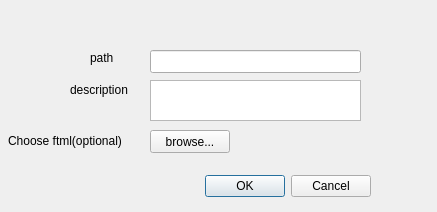
Old version of the form mslib/msui/ui/ui_add_project.ui in the repository Open-MSS/MSS.
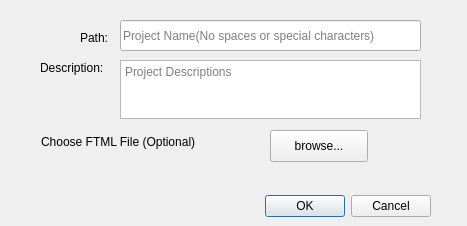
New version of the form.

Commit message: added placeholder text in add project dialog

```diff
--- a/mslib/msui/ui/ui_add_project.ui
+++ b/mslib/msui/ui/ui_add_project.ui
@@ -6,8 +6,8 @@
    <rect>
     <x>0</x>
     <y>0</y>
-    <width>437</width>
-    <height>212</height>
+    <width>467</width>
+    <height>226</height>
    </rect>
   </property>
   <property name="windowTitle">
@@ -16,9 +16,9 @@
   <widget class="QDialogButtonBox" name="buttonBox">
    <property name="geometry">
     <rect>
-     <x>70</x>
-     <y>170</y>
-     <width>301</width>
+     <x>260</x>
+     <y>190</y>
+     <width>171</width>
      <height>32</height>
     </rect>
    </property>
@@ -32,56 +32,49 @@
   <widget class="QLabel" name="label">
    <property name="geometry">
     <rect>
-     <x>90</x>
-     <y>50</y>
-     <width>59</width>
-     <height>15</height>
+     <x>80</x>
+     <y>30</y>
+     <width>32</width>
+     <height>16</height>
     </rect>
    </property>
    <property name="text">
-    <string>path</string>
-   </property>
-  </widget>
-  <widget class="QLabel" name="label_2">
-   <property name="geometry">
-    <rect>
-     <x>70</x>
-     <y>80</y>
-     <width>71</width>
-     <height>20</height>
-    </rect>
-   </property>
-   <property name="text">
-    <string>description</string>
+    <string>Path:</string>
    </property>
   </widget>
   <widget class="QLineEdit" name="path">
    <property name="geometry">
     <rect>
-     <x>150</x>
-     <y>50</y>
-     <width>211</width>
-     <height>23</height>
+     <x>120</x>
+     <y>20</y>
+     <width>301</width>
+     <height>31</height>
     </rect>
    </property>
+   <property name="placeholderText">
+    <string>Project Name(No spaces or special characters)</string>
+   </property>
   </widget>
   <widget class="QTextEdit" name="description">
    <property name="geometry">
     <rect>
-     <x>150</x>
-     <y>80</y>
-     <width>211</width>
-     <height>41</height>
+     <x>120</x>
+     <y>60</y>
+     <width>301</width>
+     <height>59</height>
     </rect>
    </property>
+   <property name="placeholderText">
+    <string>Project Descriptions</string>
+   </property>
   </widget>
   <widget class="QPushButton" name="browse">
    <property name="geometry">
     <rect>
-     <x>150</x>
+     <x>270</x>
      <y>130</y>
-     <width>80</width>
-     <height>23</height>
+     <width>98</width>
+     <height>32</height>
     </rect>
    </property>
    <property name="text">
@@ -91,8 +84,8 @@
   <widget class="QLabel" name="selectedFile">
    <property name="geometry">
     <rect>
-     <x>240</x>
-     <y>130</y>
+     <x>190</x>
+     <y>90</y>
      <width>59</width>
      <height>21</height>
     </rect>
@@ -104,14 +97,27 @@
   <widget class="QLabel" name="label_3">
    <property name="geometry">
     <rect>
-     <x>8</x>
-     <y>130</y>
-     <width>131</width>
-     <height>21</height>
+     <x>41</x>
+     <y>134</y>
+     <width>181</width>
+     <height>16</height>
     </rect>
    </property>
    <property name="text">
-    <string>Choose ftml(optional)</string>
+    <string>Choose FTML File (Optional)</string>
+   </property>
+  </widget>
+  <widget class="QLabel" name="label_2">
+   <property name="geometry">
+    <rect>
+     <x>40</x>
+     <y>60</y>
+     <width>74</width>
+     <height>16</height>
+    </rect>
+   </property>
+   <property name="text">
+    <string>Description:</string>
    </property>
   </widget>
  </widget>
```
The commit also changes 1 other file.
